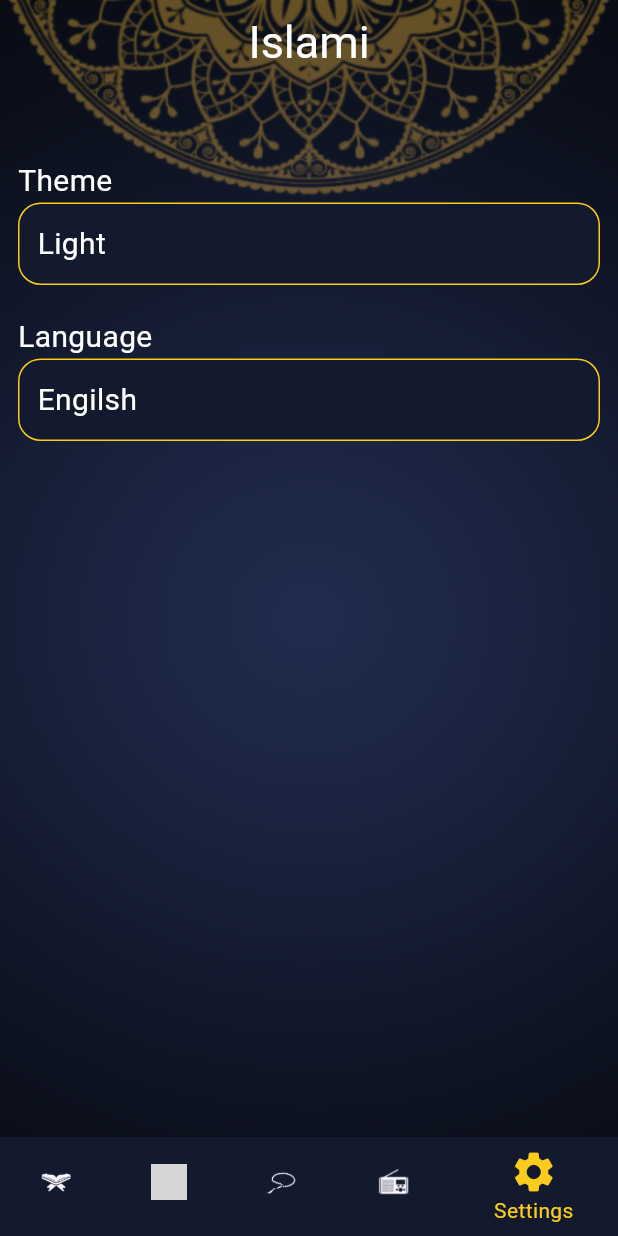
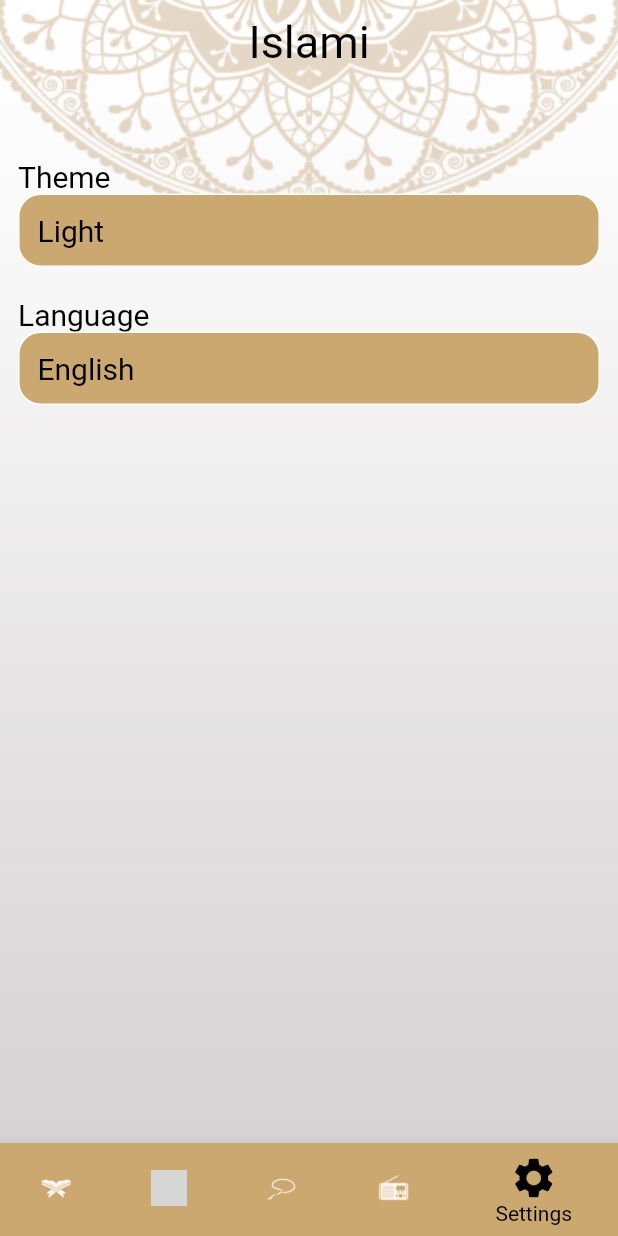
Before and after one commit to youssefdiaa12/islami_app, a Flutter app: the screen it shows after launch, item 5 of the bottom bar chosen, on a phone screen of 412 x 824 dp. Run offline on Flutter 3.47's test engine with Material 2 defaults, Android fonts, the phone set to English and light mode, and no system bars; generated files the repository leaves out were written again; grey boxes are pictures that could not be loaded.

Commit message:
making language feature

```diff
--- /dev/null
+++ b/l10n.yaml
@@ -0,0 +1,3 @@
+arb-dir: lib/l10n
+template-arb-file: app_en.arb
+output-localization-file: app_localization.dart
--- a/lib/MyThemeData.dart
+++ b/lib/MyThemeData.dart
@@ -4,7 +4,7 @@ class MyThemeData {
   static const Color lightPrimary = Color(0xFFB7935F);
   static const Color DarkPrimary = Color(0xFF141A2E);
   static const Color DarkSecondary = Color(0xFFFACC1D);
-  static const bool is_Dark = true;
+  static bool is_Dark = true;
   static ThemeData lightTheme = ThemeData(
       textTheme: const TextTheme(
         headlineSmall: TextStyle(
@@ -22,8 +22,15 @@ class MyThemeData {
         titleTextStyle: TextStyle(color: Colors.black, fontSize: 30),
       ),
       scaffoldBackgroundColor: Colors.transparent,
-      colorScheme: ColorScheme.fromSeed(seedColor: const Color(0xFFB7935F)),
-      primaryColor: lightPrimary,
+      colorScheme: ColorScheme.fromSeed(
+        seedColor: const Color(0xFFB7935F),
+        primary: lightPrimary,
+        secondary: lightPrimary,
+        onPrimary: Colors.white,
+        onSecondary: Colors.white,
+        background: const Color(0xFFCBA870),
+      ),
+      primaryColor: const Color(0xFFCBA870),
       bottomNavigationBarTheme: const BottomNavigationBarThemeData(
           selectedItemColor: Colors.black,
           selectedIconTheme: IconThemeData(size: 32)),
--- a/lib/home/HomeScreen.dart
+++ b/lib/home/HomeScreen.dart
@@ -1,12 +1,17 @@
 import 'package:flutter/material.dart';
-import 'package:islami_c9_sat/MyThemeData.dart';
+import 'package:flutter_gen/gen_l10n/app_localization.dart';
 import 'package:islami_c9_sat/home/Settings/settingsTap.dart';
+import 'package:islami_c9_sat/home/Settings/settings_data.dart';
 import 'package:islami_c9_sat/home/hadeth/HadethTab.dart';
 import 'package:islami_c9_sat/home/quran/QuranTab.dart';
 import 'package:islami_c9_sat/home/radio/RadioTab.dart';
 import 'package:islami_c9_sat/home/tasbeh/TasbehTab.dart';
 
 class HomeScreen extends StatefulWidget {
+  void Function() setStateFunction;
+
+  HomeScreen({required this.setStateFunction});
+
   static const String routeName = 'home';
 
   @override
@@ -14,6 +19,10 @@ class HomeScreen extends StatefulWidget {
 }
 
 class _HomeScreenState extends State<HomeScreen> {
+  void function() {
+    setState(() {});
+  }
+
   int selectedTabIndex = 0;
 
   @override
@@ -21,46 +30,45 @@ class _HomeScreenState extends State<HomeScreen> {
     return Container(
       width: double.infinity,
       height: double.infinity,
-      decoration: const BoxDecoration(
+      decoration: BoxDecoration(
           image: DecorationImage(
-              image: AssetImage(
-                MyThemeData.is_Dark
-                    ? 'assets/images/dark_bg.png'
-                    : 'assets/images/main_background.jpg',
-              ),
+              image: AssetImage(settings_data.theme == 'Dark'
+                  ? 'assets/images/dark_bg.png'
+                  : 'assets/images/main_background.jpg'),
               fit: BoxFit.fill)),
       child: Scaffold(
         appBar: AppBar(
-          title: Text('Islami'),
+          title: Text(AppLocalizations.of(context)!.app_name),
         ),
         bottomNavigationBar: BottomNavigationBar(
           onTap: (index) {
             setState(() {
               selectedTabIndex = index;
             });
+            widget.setStateFunction();
           },
           currentIndex: selectedTabIndex,
           items: [
             BottomNavigationBarItem(
                 backgroundColor: Theme.of(context).primaryColor,
                 icon: ImageIcon(AssetImage('assets/images/ic_quran.png')),
-                label: "Quran"),
+                label: AppLocalizations.of(context)!.quran),
             BottomNavigationBarItem(
                 backgroundColor: Theme.of(context).primaryColor,
                 icon: ImageIcon(AssetImage('assets/images/ic_hadeth.png')),
-                label: "Hadeth"),
+                label: AppLocalizations.of(context)!.hadeth),
             BottomNavigationBarItem(
                 backgroundColor: Theme.of(context).primaryColor,
                 icon: ImageIcon(AssetImage('assets/images/ic_sebha.png')),
-                label: "Tasbeh"),
+                label: AppLocalizations.of(context)!.tasbeh),
             BottomNavigationBarItem(
                 backgroundColor: Theme.of(context).primaryColor,
                 icon: ImageIcon(AssetImage('assets/images/ic_radio.png')),
-                label: "Radio"),
+                label: AppLocalizations.of(context)!.radio),
             BottomNavigationBarItem(
                 backgroundColor: Theme.of(context).primaryColor,
                 icon: (Icon(Icons.settings)),
-                label: "Settings")
+                label: AppLocalizations.of(context)!.settings)
           ],
         ),
         body: tabs[selectedTabIndex],
--- a/lib/home/Settings/settingsTap.dart
+++ b/lib/home/Settings/settingsTap.dart
@@ -1,10 +1,11 @@
 import 'package:flutter/material.dart';
+import 'package:islami_c9_sat/home/Settings/settings_data.dart';
 
 import 'LanguageBottomSheet.dart';
 import 'ThemeBottomSheet.dart';
 
 class settingsTap extends StatefulWidget {
-  const settingsTap({Key? key}) : super(key: key);
+  static const String routeName = 'settings';
 
   @override
   State<settingsTap> createState() => _settingsTapState();
@@ -12,12 +13,9 @@ class settingsTap extends StatefulWidget {
 
 class _settingsTapState extends State<settingsTap> {
   void f1() {
-    setState(() {
-      theme_mode;
-    });
+    setState(() {});
   }
 
-  String theme_mode = 'Light';
 
   @override
   Widget build(BuildContext context) {
@@ -25,10 +23,12 @@ class _settingsTapState extends State<settingsTap> {
       body: Column(
         crossAxisAlignment: CrossAxisAlignment.start,
         children: [
-          SizedBox(
+          const SizedBox(
             height: 50,
           ),
-          Container(margin: EdgeInsets.only(left: 12), child: Text('Theme')),
+          Container(
+              margin: const EdgeInsets.only(left: 12),
+              child: const Text('Theme')),
           InkWell(
             onTap: () {
               setState(() {
@@ -36,7 +36,7 @@ class _settingsTapState extends State<settingsTap> {
               });
             },
             child: Container(
-              margin: EdgeInsets.only(right: 12, left: 12),
+              margin: const EdgeInsets.only(right: 12, left: 12),
               padding: const EdgeInsets.all(12),
               width: double.infinity,
               decoration: BoxDecoration(
@@ -45,22 +45,24 @@ class _settingsTapState extends State<settingsTap> {
                   border: Border.all(
                     color: Theme.of(context).colorScheme.onSecondary,
                   )),
-              child: Text(theme_mode,
+              child: Text(settings_data.theme,
                   style: Theme.of(context).textTheme.bodyMedium),
             ),
           ),
-          SizedBox(
+          const SizedBox(
             height: 20,
           ),
           Container(margin: EdgeInsets.only(left: 12), child: Text('Language')),
           InkWell(
             onTap: () {
+              setState(() {
                 ShowLanguageBottomSheet();
+              });
             },
             child: Container(
               margin: EdgeInsets.only(right: 12, left: 12),
               padding: EdgeInsets.all(12),
-              child: Text('Engilsh',
+              child: Text(settings_data.language,
                   style: Theme.of(context).textTheme.bodyMedium),
               width: double.infinity,
               decoration: BoxDecoration(
@@ -77,21 +79,19 @@ class _settingsTapState extends State<settingsTap> {
   }
 
   void ShowThemeBottomSheet() {
-    setState(() {
     showModalBottomSheet(
       context: context,
       builder: (context) {
-          return ThemeBottomSheet(theme_mode, setStateFunction: f1);
+        return ThemeBottomSheet(setStateFunction: f1);
       },
     );
-    });
   }
 
   void ShowLanguageBottomSheet() {
     showModalBottomSheet(
       context: context,
       builder: (context) {
-        return LanguageBottomSheet();
+        return LanguageBottomSheet(setStateFunction: f1);
       },
     );
   }
--- /dev/null
+++ b/lib/home/Settings/settings_data.dart
@@ -0,0 +1,4 @@
+class settings_data {
+  static String theme = "Light";
+  static String language = "English";
+}
--- a/lib/home/hadeth/HadethTab.dart
+++ b/lib/home/hadeth/HadethTab.dart
@@ -1,5 +1,6 @@
 import 'package:flutter/material.dart';
 import 'package:flutter/services.dart';
+import 'package:flutter_gen/gen_l10n/app_localization.dart';
 import 'package:islami_c9_sat/home/hadeth/HadethNameWidget.dart';
 import 'package:islami_c9_sat/home/hadeth/hadeth_data.dart';
 
@@ -25,7 +26,8 @@ class _HadethTabState extends State<HadethTab> {
               border: Border.symmetric(
                   horizontal: BorderSide(
                       color: Theme.of(context).dividerColor, width: 2))),
-          child: const Text('ahadeth', style: TextStyle(fontSize: 22)),
+          child: Text(AppLocalizations.of(context)!.hadeth,
+              style: TextStyle(fontSize: 22)),
         ),
         verses.isEmpty
             ? const Expanded(
--- a/lib/home/hadeth/hadeth_details.dart
+++ b/lib/home/hadeth/hadeth_details.dart
@@ -1,5 +1,5 @@
 import 'package:flutter/material.dart';
-import 'package:islami_c9_sat/MyThemeData.dart';
+import 'package:islami_c9_sat/home/Settings/settings_data.dart';
 import 'package:islami_c9_sat/home/hadeth/hadethWidget.dart';
 
 class hadeth_details extends StatelessWidget {
@@ -17,7 +17,7 @@ class hadeth_details extends StatelessWidget {
         decoration: BoxDecoration(
             image: DecorationImage(
                 image: AssetImage(
-                  MyThemeData.is_Dark
+                  settings_data.theme == 'Dark'
                       ? 'assets/images/dark_bg.png'
                       : 'assets/images/main_background.jpg',
                 ),
--- a/lib/main.dart
+++ b/lib/main.dart
@@ -1,6 +1,10 @@
 import 'package:flutter/material.dart';
+import 'package:flutter_gen/gen_l10n/app_localization.dart';
+import 'package:flutter_localizations/flutter_localizations.dart';
 import 'package:islami_c9_sat/chapter_details/ChapterDetails.dart';
 import 'package:islami_c9_sat/home/HomeScreen.dart';
+import 'package:islami_c9_sat/home/Settings/settingsTap.dart';
+import 'package:islami_c9_sat/home/Settings/settings_data.dart';
 import 'package:islami_c9_sat/home/hadeth/hadeth_details.dart';
 import 'package:islami_c9_sat/home/tasbeh/ayaelkorsydetails.dart';
 
@@ -10,24 +14,48 @@ void main() {
   runApp(const MyApp());
 }
 
-class MyApp extends StatelessWidget {
-  const MyApp({super.key});
+class MyApp extends StatefulWidget {
+  const MyApp({Key? key}) : super(key: key);
 
+  @override
+  State<MyApp> createState() => _MyAppState();
+}
+
+class _MyAppState extends State<MyApp> {
   // This widget is the root of your application.
+  void functions() {
+    setState(() {});
+  }
+
   @override
   Widget build(BuildContext context) {
     return MaterialApp(
       title: 'Islami App',
       theme: MyThemeData.lightTheme,
       darkTheme: MyThemeData.DarkTheme,
-      themeMode: ThemeMode.dark,
+      themeMode:
+          settings_data.theme == 'Dark' ? ThemeMode.dark : ThemeMode.light,
       routes: {
-        HomeScreen.routeName: (_) => HomeScreen(),
+        HomeScreen.routeName: (_) => HomeScreen(setStateFunction: functions),
         ChapterDetailsScreen.routeName: (_) => ChapterDetailsScreen(),
         hadeth_details.routeName: (_) => hadeth_details('', '', 0),
         ayaelkorsydetails.routeName: (_) => ayaelkorsydetails(''),
+        settingsTap.routeName: (_) => settingsTap(),
       },
       initialRoute: HomeScreen.routeName,
+      localizationsDelegates: const [
+        AppLocalizations.delegate,
+        GlobalMaterialLocalizations.delegate,
+        GlobalWidgetsLocalizations.delegate,
+        GlobalCupertinoLocalizations.delegate,
+      ],
+      supportedLocales: const [
+        Locale('en', ''), // English
+        Locale('ar', ''), // Arabic
+      ],
+      locale: settings_data.language == 'English'
+          ? const Locale('en', '')
+          : const Locale('ar', ''),
     );
   }
 }
--- a/pubspec.yaml
+++ b/pubspec.yaml
@@ -35,6 +35,9 @@ dependencies:
   # The following adds the Cupertino Icons font to your application.
   # Use with the CupertinoIcons class for iOS style icons.
   cupertino_icons: ^1.0.2
+  flutter_localizations:
+    sdk: flutter
+  intl: any
 
 dev_dependencies:
   flutter_test:
@@ -53,6 +56,7 @@ dev_dependencies:
 # The following section is specific to Flutter packages.
 flutter:
 
+  generate: true
   # The following line ensures that the Material Icons font is
   # included with your application, so that you can use the icons in
   # the material Icons class.
```
Also changed, not shown: lib/chapter_details/ChapterDetails.dart (+3 -4 lines), lib/home/Settings/LanguageBottomSheet.dart (+25 -15 lines), lib/home/Settings/ThemeBottomSheet.dart (+9 -15 lines), lib/home/quran/QuranTab.dart (+8 -2 lines), lib/home/tasbeh/TasbehTab.dart (+19 -16 lines), lib/l10n/app_ar.arb (added, +14 -0 lines), lib/l10n/app_en.arb (added, +14 -0 lines), pubspec.lock, 2 other files. Lines whose indentation alone changed are shown as unchanged.
